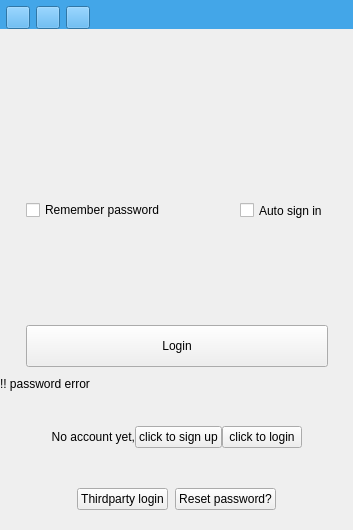
WizTeam/WizQTClient, file src/ui/wizLoginWidget.ui: the form before one commit.
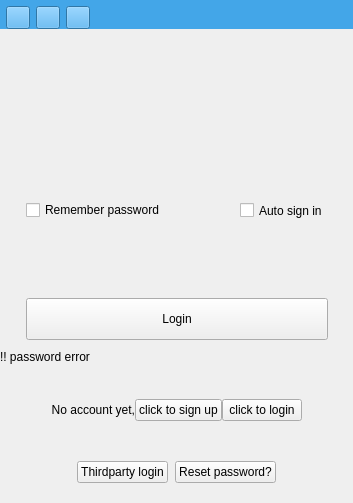
The form after the commit. Custom widgets are drawn as their Qt base class.

Commit message: logindialog size

```diff
--- a/src/ui/wizLoginWidget.ui
+++ b/src/ui/wizLoginWidget.ui
@@ -7,7 +7,7 @@
     <x>0</x>
     <y>0</y>
     <width>353</width>
-    <height>530</height>
+    <height>503</height>
    </rect>
   </property>
   <property name="windowTitle">
@@ -128,12 +128,6 @@
    </item>
    <item>
     <widget class="QStackedWidget" name="stackedWidget">
-     <property name="minimumSize">
-      <size>
-       <width>0</width>
-       <height>200</height>
-      </size>
-     </property>
      <property name="currentIndex">
       <number>0</number>
      </property>
@@ -166,7 +160,7 @@
            </property>
            <property name="sizeHint" stdset="0">
             <size>
-             <width>43</width>
+             <width>10</width>
              <height>20</height>
             </size>
            </property>
@@ -282,7 +276,7 @@
              <property name="sizeHint" stdset="0">
               <size>
                <width>20</width>
-               <height>13</height>
+               <height>5</height>
               </size>
              </property>
             </spacer>
@@ -325,7 +319,7 @@
            </property>
            <property name="sizeHint" stdset="0">
             <size>
-             <width>42</width>
+             <width>10</width>
              <height>20</height>
             </size>
            </property>
```
Left out of the diff: 2 changed lines with no effect on the pictures.
